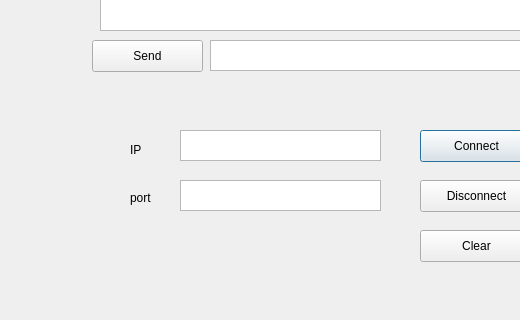
First picture: the form in chatclient/client/dialog.ui, repository Radicas/ChatRoomByCpp11, before the edit; both pictures show x 0 to 520 and y 280 to 600 of the 800 by 600 pixel window.
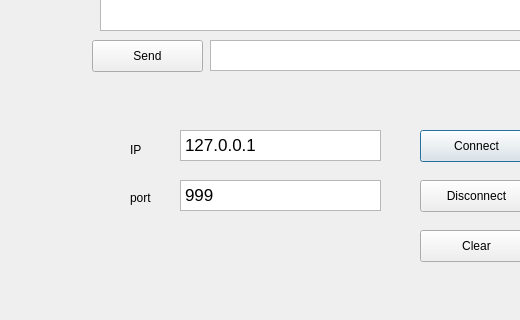
Second picture: the form after the edit.

Commit message: 实现双向通讯

What changed in the file:
```diff
--- a/chatclient/client/dialog.ui
+++ b/chatclient/client/dialog.ui
@@ -45,6 +45,13 @@
      <height>31</height>
     </rect>
    </property>
+   <property name="html">
+    <string>&lt;!DOCTYPE HTML PUBLIC &quot;-//W3C//DTD HTML 4.0//EN&quot; &quot;http://www.w3.org/TR/REC-html40/strict.dtd&quot;&gt;
+&lt;html&gt;&lt;head&gt;&lt;meta name=&quot;qrichtext&quot; content=&quot;1&quot; /&gt;&lt;style type=&quot;text/css&quot;&gt;
+p, li { white-space: pre-wrap; }
+&lt;/style&gt;&lt;/head&gt;&lt;body style=&quot; font-family:'.AppleSystemUIFont'; font-size:13pt; font-weight:400; font-style:normal;&quot;&gt;
+&lt;p style=&quot; margin-top:0px; margin-bottom:0px; margin-left:0px; margin-right:0px; -qt-block-indent:0; text-indent:0px;&quot;&gt;127.0.0.1&lt;/p&gt;&lt;/body&gt;&lt;/html&gt;</string>
+   </property>
   </widget>
   <widget class="QLabel" name="label_1">
    <property name="geometry">
@@ -81,6 +88,13 @@
      <height>31</height>
     </rect>
    </property>
+   <property name="html">
+    <string>&lt;!DOCTYPE HTML PUBLIC &quot;-//W3C//DTD HTML 4.0//EN&quot; &quot;http://www.w3.org/TR/REC-html40/strict.dtd&quot;&gt;
+&lt;html&gt;&lt;head&gt;&lt;meta name=&quot;qrichtext&quot; content=&quot;1&quot; /&gt;&lt;style type=&quot;text/css&quot;&gt;
+p, li { white-space: pre-wrap; }
+&lt;/style&gt;&lt;/head&gt;&lt;body style=&quot; font-family:'.AppleSystemUIFont'; font-size:13pt; font-weight:400; font-style:normal;&quot;&gt;
+&lt;p style=&quot; margin-top:0px; margin-bottom:0px; margin-left:0px; margin-right:0px; -qt-block-indent:0; text-indent:0px;&quot;&gt;999&lt;/p&gt;&lt;/body&gt;&lt;/html&gt;</string>
+   </property>
   </widget>
   <widget class="QPushButton" name="clear_in">
    <property name="geometry">
```
The commit also changes 1 other file.
